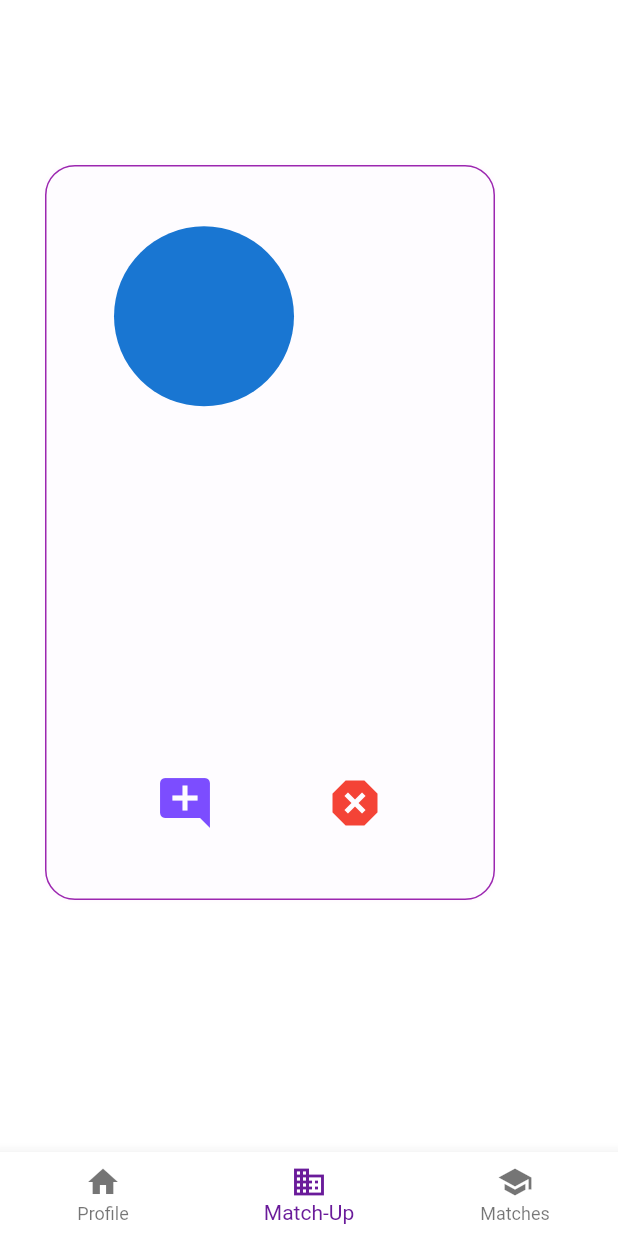
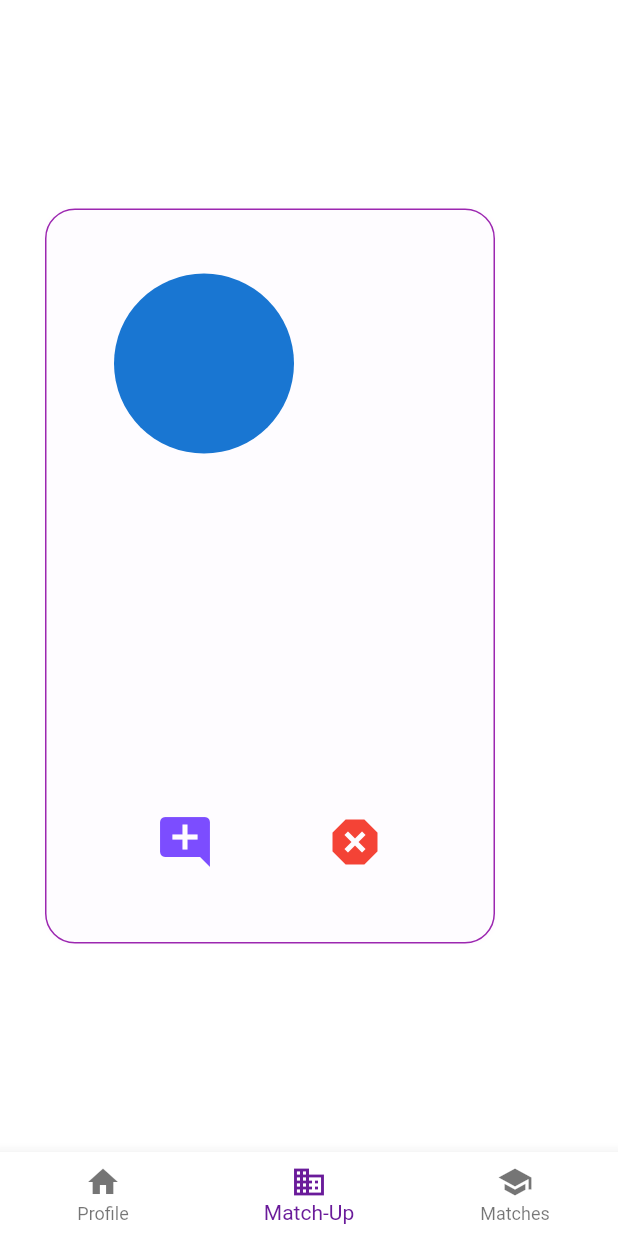
Before and after one commit to eniscakircali/2-Match, a Flutter app: the Matches screen opened directly with empty values, item 2 of the bottom bar chosen, after a tap on the "add comment" icon, on a phone screen of 412 x 824 dp. Run offline on Flutter 3.47's test engine with Material 2 defaults, Android fonts, the phone set to English and light mode, and no system bars; our stand-ins replace dio, fluttertoast, get, shared_preferences, video_player_web; missing offline and left inert: shared_preferences_web, survey_kit, wakelock_web; accounts and stored records are empty; network calls fail.

Commit message:
Pages structure edited

```diff
--- a/lib/screens/homepage.dart
+++ b/lib/screens/homepage.dart
@@ -79,7 +79,7 @@ class _HomePage extends State<HomePage> {
     });
   }
 
-  void gettype() async {
+  Future<void> gettype() async {
     // function call for geting usertype by name
     await Functions().getType(name).then((name) {
       if (name.data['success']) {
@@ -114,7 +114,8 @@ class _HomePage extends State<HomePage> {
     return WillPopScope(
       onWillPop: () => Future.value(false),
       child: Scaffold(
-          body: SingleChildScrollView(
+          body: SafeArea(
+            child: SingleChildScrollView(
               child: Column(
                   mainAxisAlignment: MainAxisAlignment.center,
                   crossAxisAlignment: CrossAxisAlignment.end,
@@ -133,6 +134,7 @@ class _HomePage extends State<HomePage> {
                         )),
                     profile()
                   ]),
+            ),
           ),
           bottomNavigationBar: BottomNavigationBar(
             backgroundColor: Colors.white,
--- a/lib/screens/matches.dart
+++ b/lib/screens/matches.dart
@@ -50,7 +50,7 @@ class _Matches extends State<Matches> {
     });
   }
 
-  getMatches() async {
+  Future<void> getMatches() async {
     // this method connecting to our server and geting our data from database
     await Functions().getRequests(name).then((name) {
       if (name.data['success']) {
--- a/lib/screens/matchup.dart
+++ b/lib/screens/matchup.dart
@@ -59,9 +59,10 @@ class _Matchup extends State<MatchUp> {
   Future<void> cardIndexCounter() async {
     // this function helping user to get last match index with using shared preferences
     final SharedPreferences prefs = await _prefs;
-    final int counter = (prefs.getInt('counter') ?? 0) + 1;
+    int counter = (prefs.getInt('counter') ?? 0) + 1;
     setState(() {
       _counter = prefs.setInt('counter', counter).then((bool success) {
+        print(counter);
         return counter;
       });
     });
@@ -75,7 +76,7 @@ class _Matchup extends State<MatchUp> {
     });
   }
 
-  void getMatches() async {
+  Future<void> getMatches() async {
     // this function connecting server and gettin our data. Data contains id, name, type ...
     await Functions().findMatch(type).then((type) {
       if (type.data['success']) {
@@ -87,7 +88,7 @@ class _Matchup extends State<MatchUp> {
     await editMatches();
   }
 
-  editMatches() async {
+  Future<void> editMatches() async {
     // this function editing our raw data to useful data.
     if (userMatchesDocument[indexofMatch]["name"] != name) {
       setState(() {
@@ -98,17 +99,18 @@ class _Matchup extends State<MatchUp> {
         paramValue = name;
       });
       findTypeDetails(); // we need to get type info
-    } else if (indexofMatch == userMatchesDocument.length - 1) {
-      // this condition asking for the index of user is the last index in matches. If it is, seting indexofmatches to zero.
-      setState(() {
-        indexofMatch == 0;
-      });
-      editMatches();
     } else {
       setState(() {
         indexofMatch++;
       });
-      editMatches();
+      if (indexofMatch >= userMatchesDocument.length) {
+        setState(() {
+          indexofMatch = 0;
+        });
+        editMatches();
+      } else {
+        editMatches();
+      }
     }
   }
 
@@ -128,13 +130,10 @@ class _Matchup extends State<MatchUp> {
     return WillPopScope(
       onWillPop: () => Future.value(false),
       child: Scaffold(
-          body: SingleChildScrollView(
+          body: SafeArea(
             child: Column(
-              mainAxisAlignment: MainAxisAlignment.start,
+              mainAxisAlignment: MainAxisAlignment.center,
               children: <Widget>[
-                const SizedBox(
-                  height: 80,
-                ),
                 cardBuilder() // cardbuilder calling itself by itemcount variable
               ],
             ),
@@ -225,7 +224,7 @@ class _Matchup extends State<MatchUp> {
                       ],
                     ),
                     const SizedBox(
-                      height: 10,
+                      height: 5,
                     ),
                     Text(
                       userMatchType,
@@ -235,7 +234,7 @@ class _Matchup extends State<MatchUp> {
                           fontWeight: FontWeight.bold),
                     ),
                     const SizedBox(
-                      height: 10,
+                      height: 5,
                     ),
                     Text(
                       matchedUserTypeDetails,
@@ -244,7 +243,7 @@ class _Matchup extends State<MatchUp> {
                       style: const TextStyle(fontWeight: FontWeight.bold),
                     ),
                     const SizedBox(
-                      height: 20,
+                      height: 10,
                     ),
                     Row(
                       mainAxisAlignment: MainAxisAlignment.spaceEvenly,
--- a/lib/screens/requests.dart
+++ b/lib/screens/requests.dart
@@ -49,7 +49,7 @@ class _Requests extends State<Requests> {
     });
   }
 
-  getRequests() async {
+  Future<void> getRequests() async {
     // this method connecting to our server and geting our data from database
     await Functions().getRequests(name).then((name) {
       if (name.data['success']) {
--- a/lib/screens/signin.dart
+++ b/lib/screens/signin.dart
@@ -25,7 +25,8 @@ class _SigninState extends State<Signin> {
     ]);
     return Scaffold(
         resizeToAvoidBottomInset: false,
-        body: Padding(
+        body: SafeArea(
+          child: Padding(
             padding: const EdgeInsets.all(50),
             child: Column(
               mainAxisAlignment: MainAxisAlignment.center,
@@ -52,6 +53,7 @@ class _SigninState extends State<Signin> {
                 const SizedBox(height: 20),
                 buttons(),
               ],
+            ),
           ),
         ));
   }
--- a/lib/screens/signup.dart
+++ b/lib/screens/signup.dart
@@ -22,7 +22,8 @@ class _SignupState extends State<Signup> {
   Widget build(BuildContext context) {
     return Scaffold(
       resizeToAvoidBottomInset: false,
-      body: Padding(
+      body: SafeArea(
+        child: Padding(
           padding: const EdgeInsets.all(30),
           child: Column(
             mainAxisAlignment: MainAxisAlignment.center,
@@ -49,6 +50,7 @@ class _SignupState extends State<Signup> {
                     ],
                   ))
             ],
+          ),
         ),
       ),
     );
```
Lines whose indentation alone changed are shown as unchanged.
